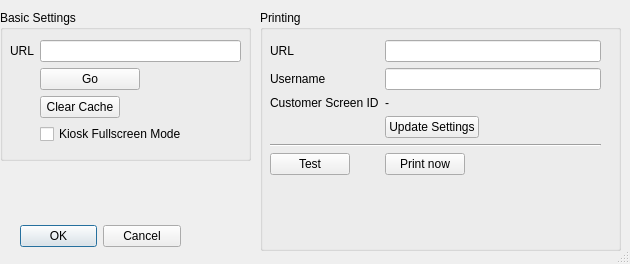
Qt form optionsdialog.ui (jasonknight/salor-bin) before a commit.
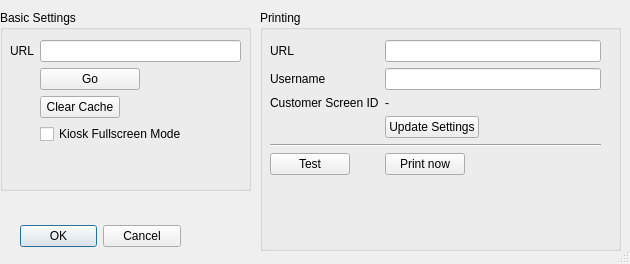
The same form after that commit.

Patch:
```diff
--- a/optionsdialog.ui
+++ b/optionsdialog.ui
@@ -38,7 +38,7 @@
      <x>0</x>
      <y>10</y>
      <width>251</width>
-     <height>151</height>
+     <height>181</height>
     </rect>
    </property>
    <property name="minimumSize">
```
